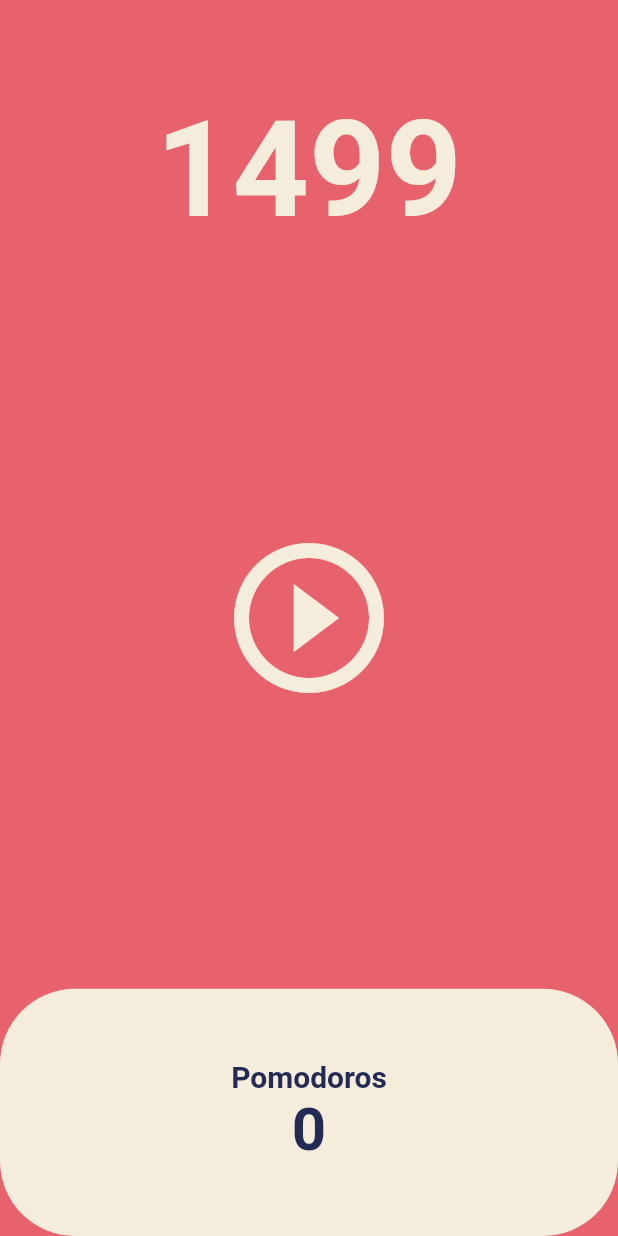
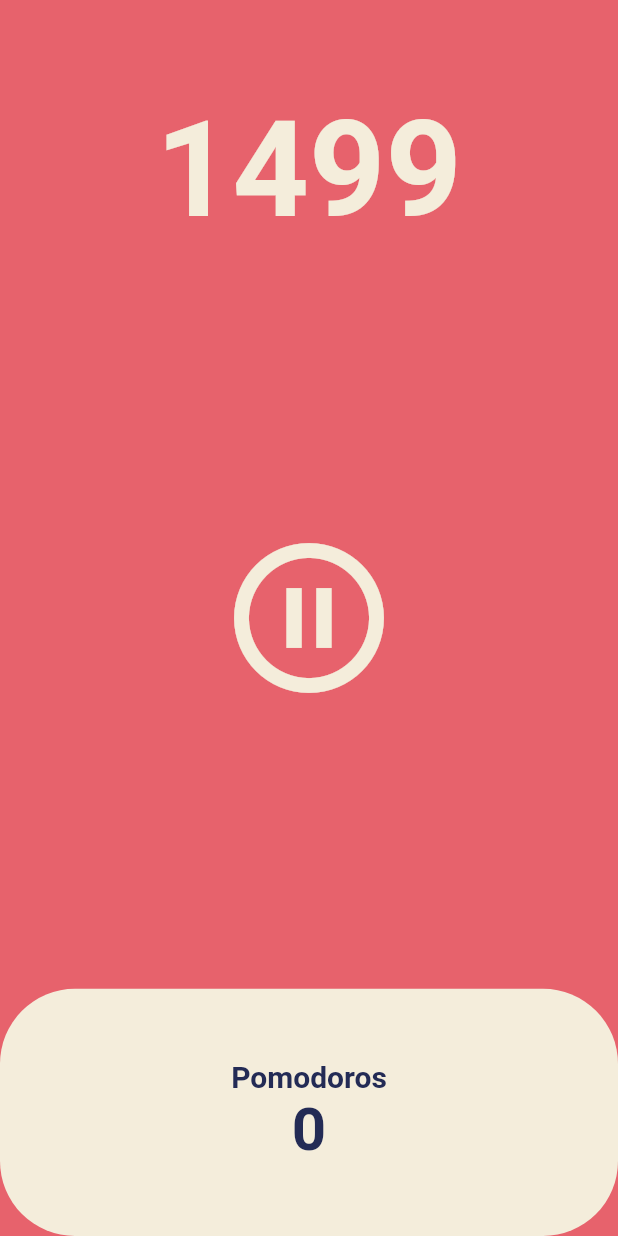
Before and after one commit to neo-rooney/nomadcoders_flutter_hello-flutter, a Flutter app: the screen it shows after launch, after a tap on the "play circle outline" icon, on a phone screen of 412 x 824 dp. Run offline on Flutter 3.47's test engine with Material 2 defaults, Android fonts, the phone set to English and light mode, and no system bars.

Commit message:
Feat: 5.2 Pomodoros - Pause & Play

```diff
--- a/lib/screen/home_screen.dart
+++ b/lib/screen/home_screen.dart
@@ -11,6 +11,7 @@ class HomeScreen extends StatefulWidget {
 
 class _HomeScreenState extends State<HomeScreen> {
   int totalSeconds = 1500;
+  bool isRunning = false;
   late Timer timer;
 
   void onTick(Timer timer) {
@@ -26,6 +27,16 @@ class _HomeScreenState extends State<HomeScreen> {
       ),
       onTick,
     );
+    setState(() {
+      isRunning = true;
+    });
+  }
+
+  void onPausePress() {
+    timer.cancel();
+    setState(() {
+      isRunning = false;
+    });
   }
 
   @override
@@ -54,9 +65,11 @@ class _HomeScreenState extends State<HomeScreen> {
               child: IconButton(
                 iconSize: 120,
                 color: Theme.of(context).cardColor,
-                onPressed: onStartPress,
-                icon: const Icon(
-                  Icons.play_circle_outline_outlined,
+                onPressed: isRunning ? onPausePress : onStartPress,
+                icon: Icon(
+                  isRunning
+                      ? Icons.pause_circle_outline_outlined
+                      : Icons.play_circle_outline_outlined,
                 ),
               ),
             ),
```
